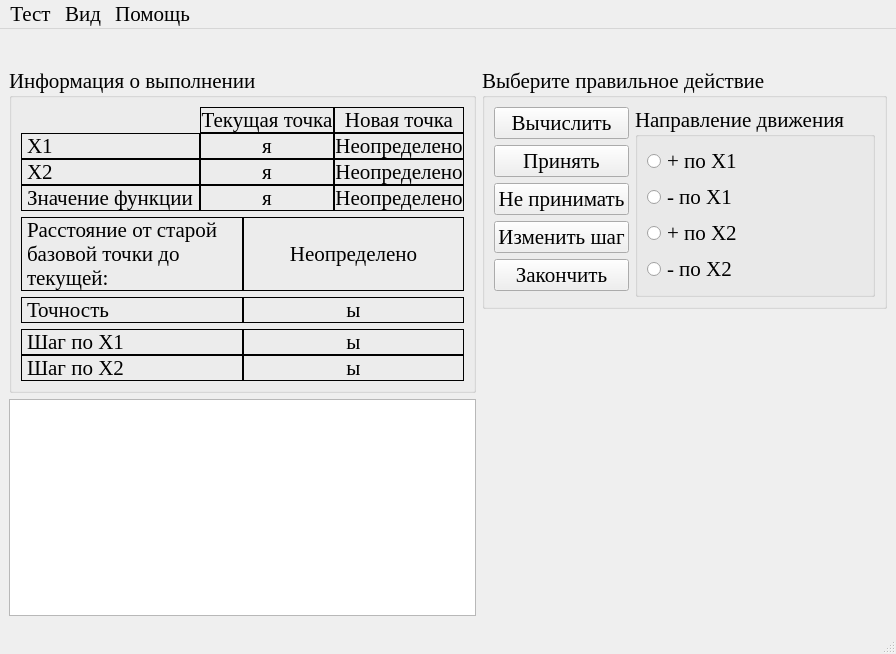
The window that optimizationmethods/ui/CWdescent_fixwindow.ui (Eliminationzx/optimizationmethods) describes before a commit, drawn with Qt 5.
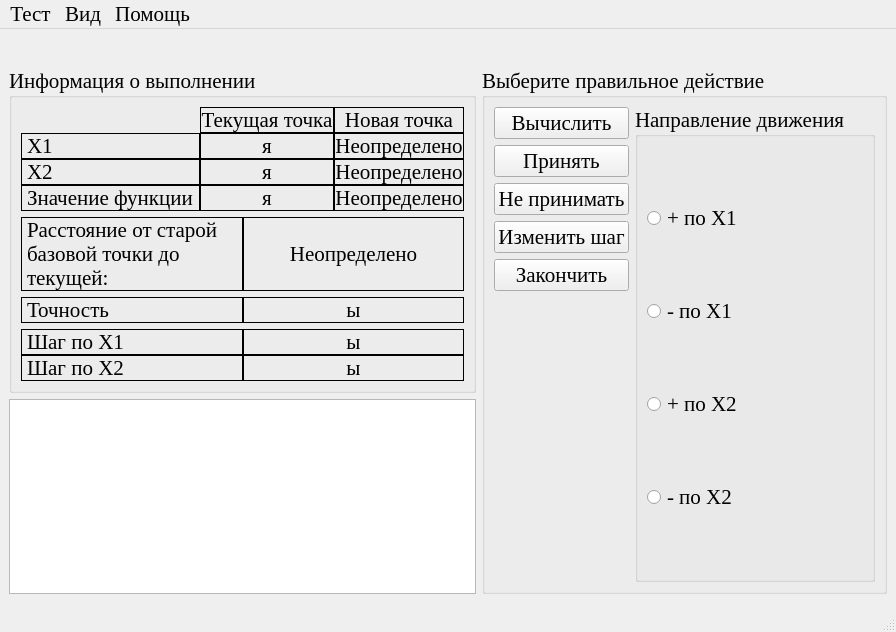
The same window after the commit. Icons and pictures are not drawn.

Commit message: Изменил форму первого метода, чтоб карта рисовалась как можно большего размера. Пришлось поправить конструктор CWdescentWinImpl, т.к. виджет карты добавляется вручную.

What changed in the file:
```diff
--- a/optimizationmethods/ui/CWdescent_fixwindow.ui
+++ b/optimizationmethods/ui/CWdescent_fixwindow.ui
@@ -9,8 +9,8 @@
    <rect>
     <x>0</x>
     <y>0</y>
-    <width>870</width>
-    <height>654</height>
+    <width>876</width>
+    <height>632</height>
    </rect>
   </property>
   <property name="font">
@@ -27,15 +27,19 @@
     <normaloff>:/icon/icon.bmp</normaloff>:/icon/icon.bmp</iconset>
   </property>
   <widget class="QWidget" name="centralwidget">
-   <layout class="QGridLayout" name="gridLayout_4" columnstretch="1,2">
-    <item row="0" column="0" colspan="2">
+   <layout class="QVBoxLayout" name="verticalLayout_2" stretch="0,1">
+    <item>
      <widget class="QLabel" name="func">
       <property name="alignment">
        <set>Qt::AlignCenter</set>
       </property>
      </widget>
     </item>
-    <item row="1" column="0" rowspan="2">
+    <item>
+     <layout class="QHBoxLayout" name="horizontalLayout_3" stretch="0,1">
+      <item>
+       <layout class="QVBoxLayout" name="verticalLayout_3" stretch="0,1">
+        <item>
      <widget class="QGroupBox" name="groupBox_2">
       <property name="title">
        <string>Информация о выполнении</string>
@@ -358,7 +362,20 @@
       </layout>
      </widget>
     </item>
-    <item row="1" column="1">
+        <item>
+         <widget class="QTextBrowser" name="LogTxtBrsr">
+          <property name="font">
+           <font>
+            <pointsize>14</pointsize>
+           </font>
+          </property>
+         </widget>
+        </item>
+       </layout>
+      </item>
+      <item>
+       <layout class="QVBoxLayout" name="verticalLayout_4" stretch="0">
+        <item>
      <widget class="QGroupBox" name="groupBox_3">
       <property name="title">
        <string>Выберите правильное действие</string>
@@ -366,7 +383,7 @@
       <property name="checkable">
        <bool>false</bool>
       </property>
-      <layout class="QGridLayout" name="gridLayout" columnstretch="1,1">
+          <layout class="QGridLayout" name="gridLayout" columnstretch="0,1">
        <item row="0" column="0">
         <widget class="QPushButton" name="calculate_bt">
          <property name="toolTip">
@@ -392,7 +409,7 @@
          <property name="title">
           <string>Направление движения</string>
          </property>
-         <layout class="QVBoxLayout" name="verticalLayout_2">
+             <layout class="QVBoxLayout" name="verticalLayout_6">
           <item>
            <widget class="QRadioButton" name="up_x1_rb">
             <property name="text">
@@ -483,14 +500,9 @@
       </layout>
      </widget>
     </item>
-    <item row="3" column="0">
-     <widget class="QTextBrowser" name="LogTxtBrsr">
-      <property name="font">
-       <font>
-        <pointsize>14</pointsize>
-       </font>
-      </property>
-     </widget>
+       </layout>
+      </item>
+     </layout>
     </item>
    </layout>
   </widget>
```
Left out of the diff: 4 changed lines with no effect on the pictures. Lines whose indentation alone changed are shown as unchanged. The commit also changes 1 other file.
